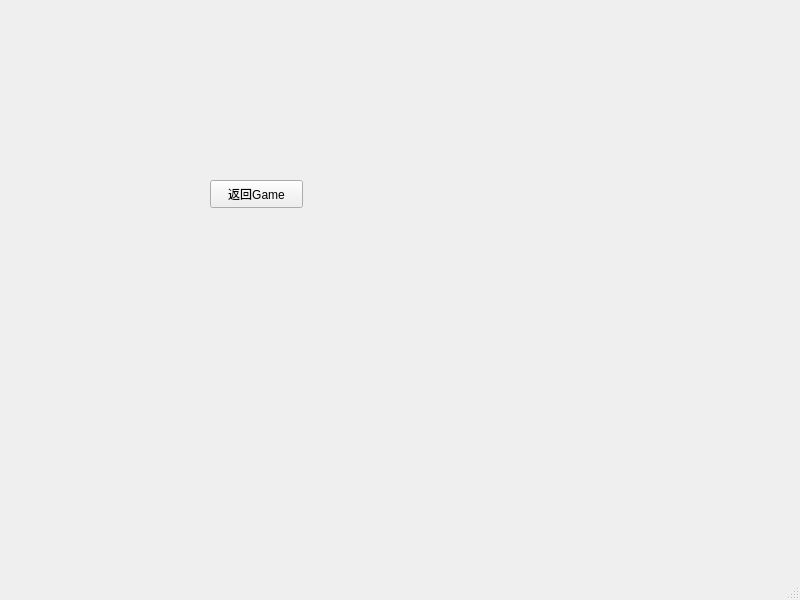
The window that cmenudlg.ui (wgananh/Formal_Brmal_Bejeweled) describes before a commit, drawn with Qt 5.
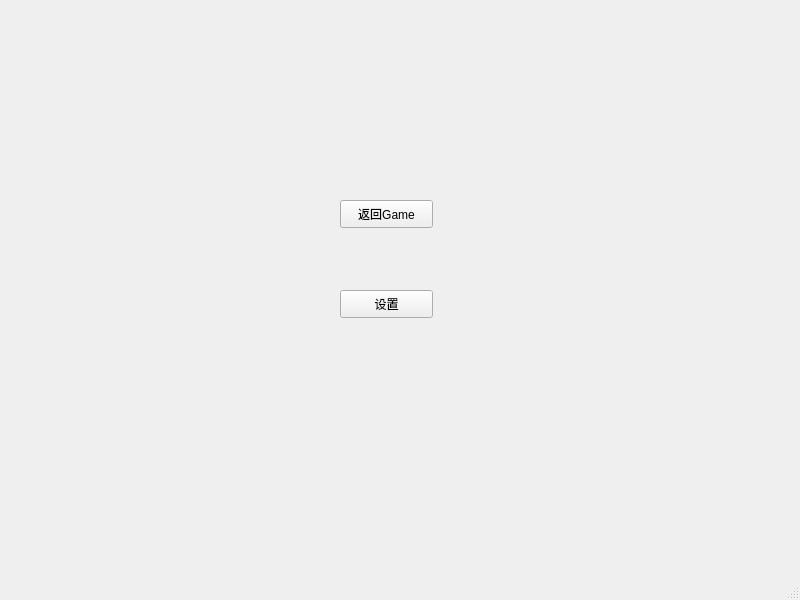
The same window after the commit.

Commit message: 21.36 menu -> set

Diff of the .ui file:
```diff
--- a/cmenudlg.ui
+++ b/cmenudlg.ui
@@ -17,8 +17,8 @@
    <widget class="QPushButton" name="btn_menuToGame">
     <property name="geometry">
      <rect>
-      <x>210</x>
-      <y>180</y>
+      <x>340</x>
+      <y>200</y>
       <width>93</width>
       <height>28</height>
      </rect>
@@ -27,6 +27,19 @@
      <string>返回Game</string>
     </property>
    </widget>
+   <widget class="QPushButton" name="btn_menuToSet">
+    <property name="geometry">
+     <rect>
+      <x>340</x>
+      <y>290</y>
+      <width>93</width>
+      <height>28</height>
+     </rect>
+    </property>
+    <property name="text">
+     <string>设置</string>
+    </property>
+   </widget>
   </widget>
   <widget class="QMenuBar" name="menubar">
    <property name="geometry">
```
The commit also changes 6 other files.
